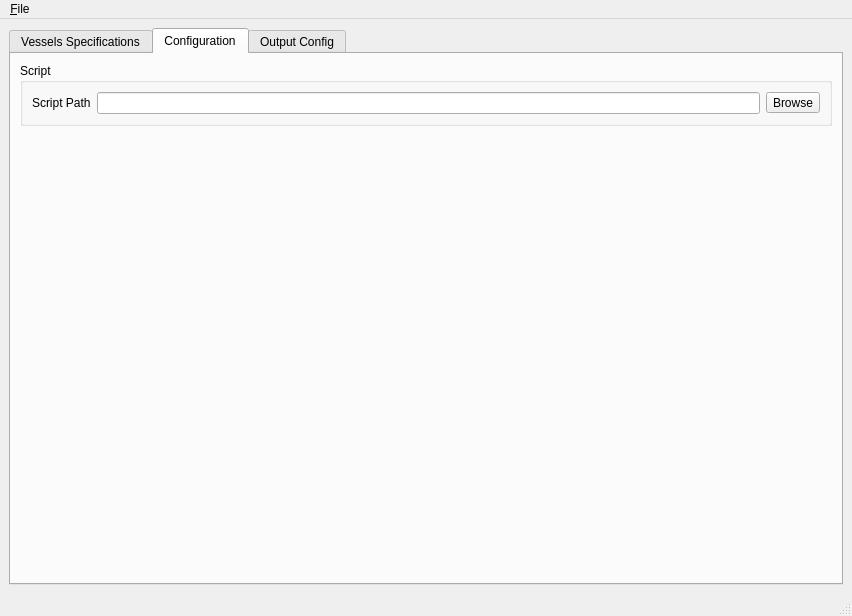
frabas/DISPLACE_GUI, file vesseleditor/vesseleditormainwindow.ui: the form before one commit.
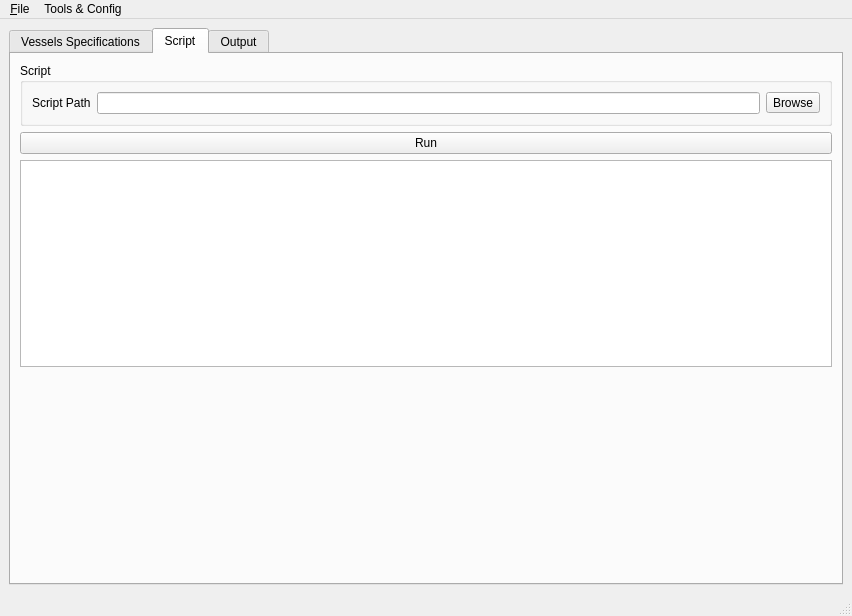
The form after the commit. The open tabs and pages were chosen to show the change.

Commit message: Vessel Editor: Running the R script

```diff
--- a/vesseleditor/vesseleditormainwindow.ui
+++ b/vesseleditor/vesseleditormainwindow.ui
@@ -64,7 +64,7 @@
       </widget>
       <widget class="QWidget" name="tabConfig">
        <attribute name="title">
-        <string>Configuration</string>
+        <string>Script</string>
        </attribute>
        <layout class="QVBoxLayout" name="verticalLayout_3">
         <item>
@@ -93,6 +93,16 @@
           </layout>
          </widget>
         </item>
+        <item>
+         <widget class="QPushButton" name="run">
+          <property name="text">
+           <string>Run</string>
+          </property>
+         </widget>
+        </item>
+        <item>
+         <widget class="QPlainTextEdit" name="log"/>
+        </item>
         <item>
          <spacer name="verticalSpacer">
           <property name="orientation">
@@ -110,7 +120,7 @@
       </widget>
       <widget class="QWidget" name="tabCustomize">
        <attribute name="title">
-        <string>Output Config</string>
+        <string>Output</string>
        </attribute>
        <layout class="QVBoxLayout" name="verticalLayout_5">
         <item>
@@ -205,7 +215,14 @@
     <addaction name="actionSave_Vessels_Spec"/>
     <addaction name="separator"/>
    </widget>
+   <widget class="QMenu" name="menuUtils">
+    <property name="title">
+     <string>Tools &amp;&amp; Config</string>
+    </property>
+    <addaction name="actionRscript_location"/>
+   </widget>
    <addaction name="menu_File"/>
+   <addaction name="menuUtils"/>
   </widget>
   <widget class="QStatusBar" name="statusbar"/>
   <action name="action_Load_Vessels_Spec">
```
Left out of the diff: 9 changed lines with no effect on the pictures. The commit also changes 5 other files.
